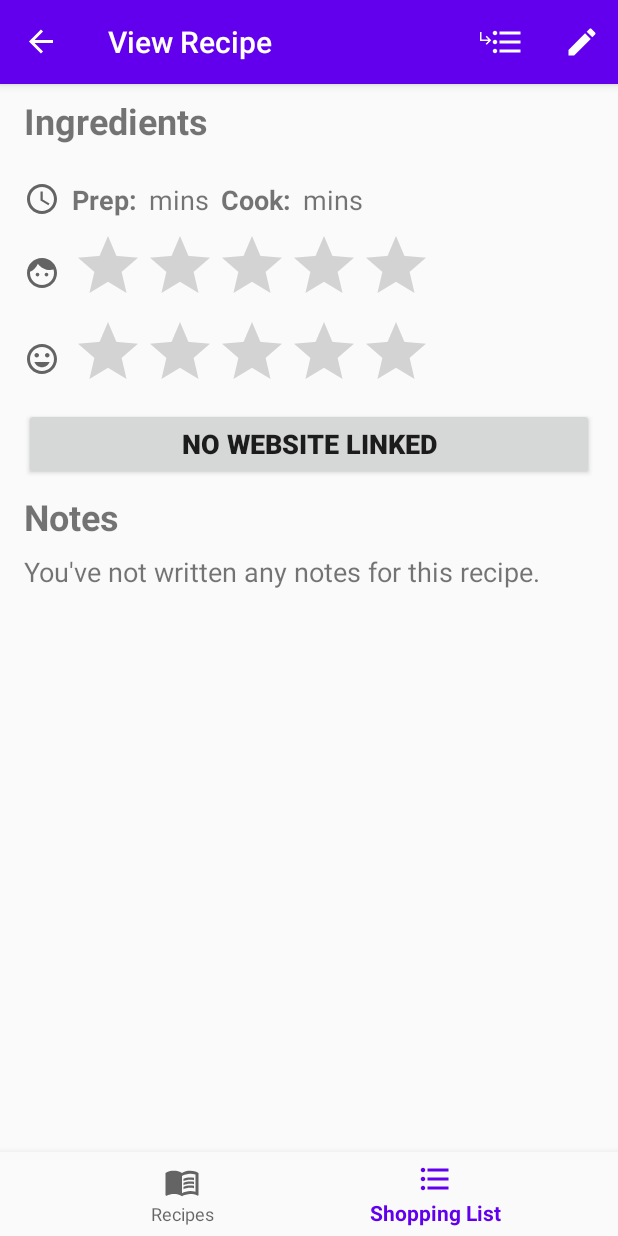
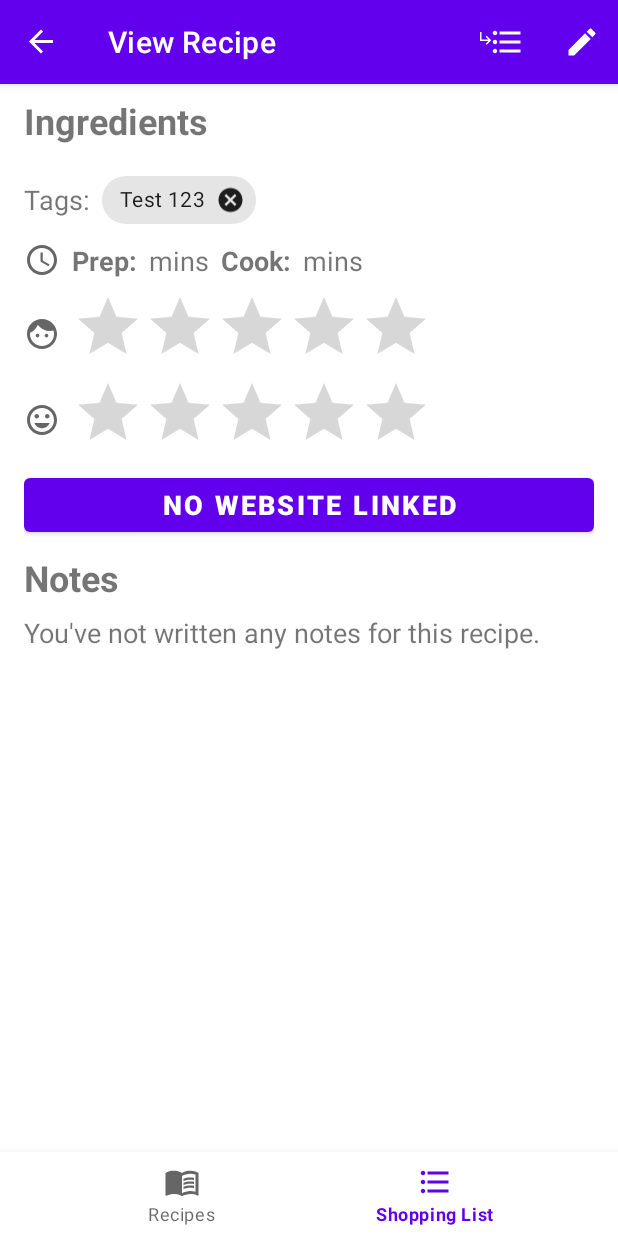
Before and after one commit to tschwenke7/shoppinglistapp2, an Android app: the ViewRecipeFragment screen opened through its navigation route, on a phone screen of 412 x 824 dp. Run offline under Robolectric (Android 15) with nearby library versions, the phone set to English and light mode, and no system bars; our stand-ins replace Room's generated code, navigation-ui; 11 statements that could not run were skipped.

Commit message:
Partially added recipe tags

```diff
--- a/app/src/main/java/com/example/shoppinglistapp2/activities/ui/recipes/viewrecipe/ViewRecipeFragment.java
+++ b/app/src/main/java/com/example/shoppinglistapp2/activities/ui/recipes/viewrecipe/ViewRecipeFragment.java
@@ -3,6 +3,9 @@ package com.example.shoppinglistapp2.activities.ui.recipes.viewrecipe;
 import android.content.Intent;
 import android.net.Uri;
 import android.os.Bundle;
+import android.text.Editable;
+import android.text.Spanned;
+import android.text.style.ImageSpan;
 import android.util.Log;
 import android.view.LayoutInflater;
 import android.view.Menu;
@@ -30,10 +33,12 @@ import com.example.shoppinglistapp2.R;
 import com.example.shoppinglistapp2.activities.MainActivity;
 import com.example.shoppinglistapp2.activities.ui.KeyboardHider;
 import com.example.shoppinglistapp2.activities.ui.recipes.RecipesViewModel;
-import com.example.shoppinglistapp2.activities.ui.recipes.recipelist.RecipeListFragment;
 import com.example.shoppinglistapp2.activities.ui.shoppinglist.ShoppingListViewModel;
 import com.example.shoppinglistapp2.db.tables.Ingredient;
 import com.example.shoppinglistapp2.db.tables.Recipe;
+import com.google.android.material.chip.Chip;
+import com.google.android.material.chip.ChipDrawable;
+import com.google.android.material.chip.ChipGroup;
 
 import java.util.List;
 
@@ -72,6 +77,16 @@ public class ViewRecipeFragment extends Fragment implements IngredientListAdapte
         //setup action bar
         this.setHasOptionsMenu(true);
 
+        setupViews(root);
+
+
+
+        saved = false;
+
+        return root;
+    }
+
+    private void setupViews(View root){
         /* fill in textViews with saved recipe data where available */
         populateViews(root, currentRecipe);
 
@@ -88,16 +103,26 @@ public class ViewRecipeFragment extends Fragment implements IngredientListAdapte
         Button addIngredientButton = root.findViewById(R.id.recipe_add_ingredient_button);
         addIngredientButton.setOnClickListener(view -> addIngredients(view));
 
+        //add a sample tag
+        String tagName = "Test 123";
+        Chip chip = (Chip) getLayoutInflater().inflate(R.layout.tag_chip, null, false);
+        chip.setText(tagName);
+        ChipGroup chipGroup = root.findViewById(R.id.recipe_tags);
+
+        chip.setOnCloseIconClickListener((view -> {
+//            recipesViewModel.deleteTag(recipeId, tagName);
+            chipGroup.removeView(view);
+        }));
+
+        chipGroup.addView(chip);
+
+        //configure either in edit mode or view only mode
         if(editingFlag){
             enterEditMode(root);
         }
         else{
             enterViewMode(root);
         }
-
-        saved = false;
-
-        return root;
     }
 
     private void populateViews(View root, Recipe recipe){
--- a/app/src/main/java/com/example/shoppinglistapp2/db/SlaDatabase.java
+++ b/app/src/main/java/com/example/shoppinglistapp2/db/SlaDatabase.java
@@ -12,18 +12,21 @@ import androidx.sqlite.db.SupportSQLiteDatabase;
 import com.example.shoppinglistapp2.db.dao.IngredientDao;
 import com.example.shoppinglistapp2.db.dao.RecipeDao;
 import com.example.shoppinglistapp2.db.dao.SlItemDao;
+import com.example.shoppinglistapp2.db.dao.TagDao;
 import com.example.shoppinglistapp2.db.tables.Ingredient;
 import com.example.shoppinglistapp2.db.tables.Recipe;
 import com.example.shoppinglistapp2.db.tables.SlItem;
+import com.example.shoppinglistapp2.db.tables.Tag;
 
 import java.util.concurrent.ExecutorService;
 import java.util.concurrent.Executors;
 
-@Database(entities = {Recipe.class, Ingredient.class, SlItem.class}, version = 4, exportSchema = false)
+@Database(entities = {Recipe.class, Ingredient.class, SlItem.class, Tag.class}, version = 5, exportSchema = false)
 public abstract class SlaDatabase extends RoomDatabase {
     public abstract RecipeDao recipeDao();
     public abstract IngredientDao ingredientDao();
     public abstract SlItemDao slItemDao();
+    public abstract TagDao tagDao();
 
     private static volatile SlaDatabase INSTANCE;
     private static final int NUMBER_OF_THREADS = 4;
--- /dev/null
+++ b/app/src/main/java/com/example/shoppinglistapp2/db/dao/TagDao.java
@@ -0,0 +1,29 @@
+package com.example.shoppinglistapp2.db.dao;
+
+import androidx.lifecycle.LiveData;
+import androidx.room.Dao;
+import androidx.room.Delete;
+import androidx.room.Insert;
+import androidx.room.Query;
+
+import com.example.shoppinglistapp2.db.tables.Tag;
+
+import java.util.List;
+
+@Dao
+public interface TagDao {
+    @Insert
+    long insert(Tag tag);
+
+    @Delete
+    void delete(Tag tag);
+
+    @Query("DELETE FROM tags WHERE recipe_id = :recipeId AND name = :tagName")
+    void delete(int recipeId, String tagName);
+
+    @Query("SELECT DISTINCT name FROM tags")
+    List<String> getAllTags();
+
+    @Query("SELECT name FROM tags WHERE recipe_id = :recipeId")
+    List<String> getTagsByRecipe(int recipeId);
+}
--- a/app/src/main/res/layout/fragment_view_recipe.xml
+++ b/app/src/main/res/layout/fragment_view_recipe.xml
@@ -89,8 +89,51 @@
             android:layout_marginTop="16dp"
             android:contentDescription="clock icon"
             app:layout_constraintStart_toStartOf="parent"
-            app:layout_constraintTop_toBottomOf="@+id/recipe_ingredients_list"
+            app:layout_constraintTop_toBottomOf="@+id/tags_heading"
             app:srcCompat="@drawable/ic_baseline_access_time_24" />
+
+        <TextView
+            android:id="@+id/tags_heading"
+            android:layout_width="wrap_content"
+            android:layout_height="wrap_content"
+            android:layout_marginStart="16dp"
+            android:layout_marginTop="16dp"
+            android:text="@string/tags_heading"
+            android:textSize="18sp"
+            app:layout_constraintStart_toStartOf="parent"
+            app:layout_constraintTop_toBottomOf="@+id/recipe_ingredients_list" />
+
+        <LinearLayout
+            android:id="@+id/tags_container"
+            android:layout_width="0dp"
+            android:layout_height="match_parent"
+            android:layout_marginStart="8dp"
+            android:layout_marginEnd="16dp"
+            android:orientation="vertical"
+            app:layout_constraintBottom_toBottomOf="@id/tags_heading"
+            app:layout_constraintEnd_toEndOf="parent"
+            app:layout_constraintStart_toEndOf="@+id/tags_heading"
+            app:layout_constraintTop_toTopOf="@+id/tags_heading">
+
+            <HorizontalScrollView
+                android:layout_width="match_parent"
+                android:layout_height="match_parent">
+
+                <LinearLayout
+                    android:layout_width="wrap_content"
+                    android:layout_height="match_parent"
+                    android:orientation="vertical">
+
+                    <com.google.android.material.chip.ChipGroup
+                        android:id="@+id/recipe_tags"
+                        android:layout_width="match_parent"
+                        android:layout_height="match_parent"
+                        app:singleLine="true"/>
+                </LinearLayout>
+            </HorizontalScrollView>
+        </LinearLayout>
+
+
 
         <TextView
             android:id="@+id/prep_time_heading"
@@ -362,5 +405,6 @@
                 tools:text="Notes about the recipe\nOver multiple lines." />
 
         </RelativeLayout>
+
     </androidx.constraintlayout.widget.ConstraintLayout>
 </ScrollView>
--- /dev/null
+++ b/app/src/main/res/layout/tag_chip.xml
@@ -0,0 +1,8 @@
+<?xml version="1.0" encoding="utf-8"?>
+<com.google.android.material.chip.Chip xmlns:android="http://schemas.android.com/apk/res/android"
+    xmlns:app="http://schemas.android.com/apk/res-auto"
+    app:closeIconVisible="true"
+    android:text="tag name here"
+    android:checkable="false"
+    app:chipIconEnabled="false"
+/>
--- a/app/src/main/res/values/strings.xml
+++ b/app/src/main/res/values/strings.xml
@@ -57,6 +57,7 @@
     <string name="url_heading">Website link:</string>
     <string name="prep_time_heading">Prep time (minutes):</string>
     <string name="cook_time_heading">Cooking time (minutes):</string>
+    <string name="tags_heading">Tags:</string>
 
     <string name="recipe_name_placeholder">Recipe name…</string>
     <string name="add_ingredient_placeholder">New ingredient…</string>
--- a/app/src/main/res/values/styles.xml
+++ b/app/src/main/res/values/styles.xml
@@ -1,6 +1,6 @@
 <resources>
     <!-- Base application theme. -->
-    <style name="AppTheme" parent="Theme.AppCompat.Light.DarkActionBar">
+    <style name="AppTheme" parent="Theme.MaterialComponents.Light.DarkActionBar">
         <!-- Customize your theme here. -->
         <item name="colorPrimary">@color/colorPrimary</item>
         <item name="colorPrimaryDark">@color/colorPrimaryDark</item>
```
Also changed, not shown: app/src/main/java/com/example/shoppinglistapp2/activities/ui/recipes/RecipesViewModel.java (+2 -5 lines), app/src/main/java/com/example/shoppinglistapp2/db/SlaRepository.java (+48 -0 lines), app/src/main/java/com/example/shoppinglistapp2/db/SlaViewModel.java (deleted, +0 -31 lines), app/src/main/java/com/example/shoppinglistapp2/db/tables/Tag.java (added, +51 -0 lines).
